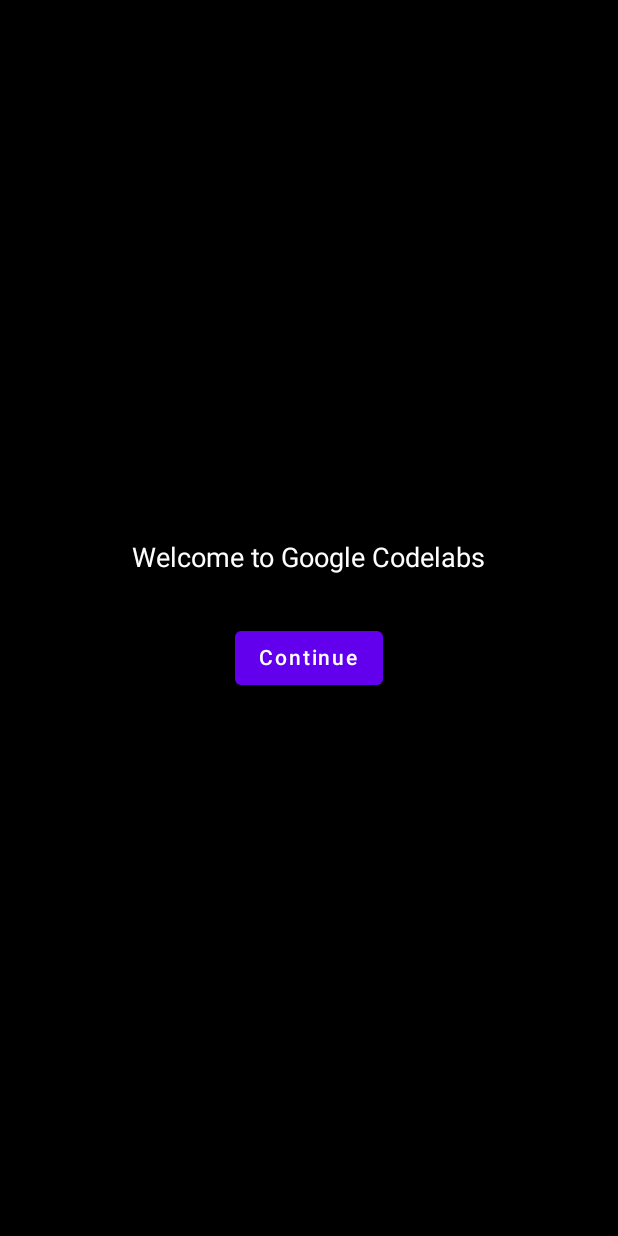
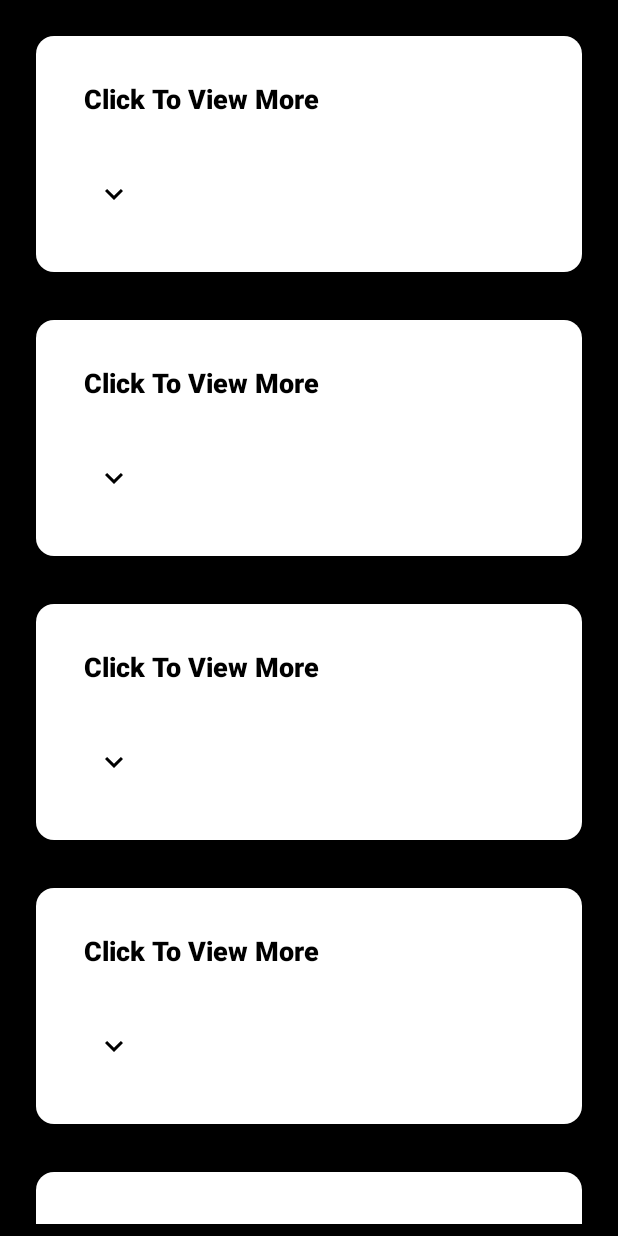
Before and after one commit to WadeQ/LearningCompose, an Android app built with Jetpack Compose: the screen it shows after launch (MainActivity before the commit, HomeActivity after it), after a tap on "Continue", on a phone screen of 412 x 824 dp. Run offline under Robolectric (Android 15) with nearby library versions, the phone set to English and light mode, and no system bars.

Commit message:
Googe codelabs animating lists

```diff
--- a/app/build.gradle
+++ b/app/build.gradle
@@ -65,4 +65,6 @@
     def lifecycle_version = "2.4.0"
     implementation "androidx.lifecycle:lifecycle-viewmodel:$lifecycle_version"
     implementation "androidx.lifecycle:lifecycle-viewmodel-ktx:$lifecycle_version"
+    implementation "androidx.compose.material:material-icons-extended:$compose_version"
+
 }
--- a/app/src/main/AndroidManifest.xml
+++ b/app/src/main/AndroidManifest.xml
@@ -13,7 +13,11 @@
         android:supportsRtl="true"
         android:theme="@style/Theme.LearningCompose"
         tools:targetApi="31">
-
+        <activity
+            android:name=".HomeActivity"
+            android:theme="@style/Theme.LearningCompose"
+            android:exported="false">
+        </activity>
         <activity
             android:name=".MainActivity"
             android:exported="true"
--- /dev/null
+++ b/app/src/main/java/com/example/learningcompose/HomeActivity.kt
@@ -0,0 +1,37 @@
+package com.example.learningcompose
+
+import androidx.appcompat.app.AppCompatActivity
+import android.os.Bundle
+import androidx.activity.ComponentActivity
+import androidx.activity.compose.setContent
+import androidx.compose.foundation.background
+import androidx.compose.foundation.layout.Box
+import androidx.compose.foundation.layout.fillMaxSize
+import androidx.compose.ui.Modifier
+import androidx.compose.ui.graphics.Color
+import androidx.compose.ui.res.painterResource
+import com.example.learningcompose.composables.ExpandableList
+import com.example.learningcompose.composables.OnBoardingScreen
+import com.example.learningcompose.composables.RandomImageCard
+
+class HomeActivity : ComponentActivity() {
+
+
+    override fun onCreate(savedInstanceState: Bundle?) {
+        super.onCreate(savedInstanceState)
+        setContent {
+            val painter = painterResource(id = R.drawable.farmer_events)
+            val description = "Arguably, this is the most beautiful black kid in the world. " +
+                    "This was according to some survey done online."
+            val title = "Beautiful people"
+            Box(
+                modifier = Modifier
+                    .fillMaxSize()
+                    .background(color = Color.Black)
+            ) {
+//                 RandomImageCard(painter, description = description)
+                ExpandableList()
+            }
+        }
+    }
+}
--- a/app/src/main/java/com/example/learningcompose/MainActivity.kt
+++ b/app/src/main/java/com/example/learningcompose/MainActivity.kt
@@ -1,5 +1,6 @@
 package com.example.learningcompose
 
+import android.content.Intent
 import android.os.Bundle
 import androidx.activity.ComponentActivity
 import androidx.activity.compose.setContent
@@ -16,11 +17,15 @@
 import androidx.compose.ui.graphics.Color
 import androidx.compose.ui.graphics.painter.Painter
 import androidx.compose.ui.layout.ContentScale
+import androidx.compose.ui.platform.LocalContext
 import androidx.compose.ui.res.painterResource
 import androidx.compose.ui.text.TextStyle
 import androidx.compose.ui.unit.dp
 import androidx.compose.ui.unit.sp
+import com.example.learningcompose.composables.DisplaySomeButton
 import com.example.learningcompose.composables.OnBoardingScreen
+import com.example.learningcompose.composables.ShowList
+import com.example.learningcompose.composables.ShowTextFields
 
 
 class MainActivity : ComponentActivity() {
@@ -39,9 +44,9 @@
                     .background(color = Color.Black)
             ) {
                // RandomImageCard(painter, description = description)
-                OnBoardingScreen {
-
-                }
+                OnBoardingScreen()
+//                ShowTextFields()
+//                ShowList()
             }
         }
     }
--- a/app/src/main/java/com/example/learningcompose/composables/Composables.kt
+++ b/app/src/main/java/com/example/learningcompose/composables/Composables.kt
@@ -1,24 +1,39 @@
 package com.example.learningcompose.composables
 
+import android.annotation.SuppressLint
 import android.content.Context
+import android.content.Intent
+import androidx.compose.animation.animateContentSize
+import androidx.compose.animation.core.Spring
+import androidx.compose.animation.core.spring
 import androidx.compose.foundation.Image
+import androidx.compose.foundation.background
 import androidx.compose.foundation.layout.*
+import androidx.compose.foundation.lazy.LazyColumn
+import androidx.compose.foundation.magnifier
 import androidx.compose.foundation.shape.RoundedCornerShape
-import androidx.compose.material.Button
-import androidx.compose.material.Card
-import androidx.compose.material.Text
-import androidx.compose.runtime.Composable
-import androidx.compose.runtime.MutableState
-import androidx.compose.runtime.mutableStateOf
-import androidx.compose.runtime.remember
+import androidx.compose.material.*
+import androidx.compose.material.icons.Icons
+import androidx.compose.material.icons.filled.ExpandLess
+import androidx.compose.material.icons.filled.ExpandMore
+import androidx.compose.runtime.*
+import androidx.compose.runtime.saveable.*
 import androidx.compose.ui.Alignment
 import androidx.compose.ui.Modifier
 import androidx.compose.ui.graphics.Color
 import androidx.compose.ui.graphics.painter.Painter
 import androidx.compose.ui.layout.ContentScale
+import androidx.compose.ui.platform.LocalContext
+import androidx.compose.ui.res.painterResource
+import androidx.compose.ui.res.stringResource
 import androidx.compose.ui.text.TextStyle
+import androidx.compose.ui.text.font.FontWeight
+import androidx.compose.ui.text.input.TextFieldValue
 import androidx.compose.ui.unit.dp
 import androidx.compose.ui.unit.sp
+import com.example.learningcompose.HomeActivity
+import com.example.learningcompose.R
+import kotlinx.coroutines.launch
 
 
 @Composable
@@ -27,8 +42,8 @@
     modifier: Modifier = Modifier,
     description: String
 ){
-    Column() {
-        var clicked: MutableState<Boolean> = remember {
+    Column {
+        var clicked by rememberSaveable {
             mutableStateOf(false)
         }
         Card(
@@ -78,23 +93,171 @@
                            .padding(16.dp)
                    )
                    {
-                       Button(onClick = { clicked.value = !clicked.value }) {
+                       Button(onClick = { clicked = !clicked }) {
                            Color.Cyan
                            Text(
-                               if (clicked.value) "You clicked ME!" else "Click ME!"
+                               if (clicked) "You clicked ME!" else "Click ME!"
                            )
                        }
                    }
                }
            }
+
     }
 
 }
 
 @Composable
-fun OnBoardingScreen(
-    onButtonClicked : () -> Unit
+fun ExpandableList() {
+    LazyColumn(Modifier.padding(8.dp)) {
+        items(500) {
+            SomeButtonAndText()
+        }
+    }
+}
+
+@Composable
+fun SomeButtonAndText(
+    modifier: Modifier = Modifier
 ){
+    var expanded by remember {
+        mutableStateOf(false)
+    }
+    Row(
+        modifier.fillMaxWidth()
+    ) {
+        Card(
+            modifier
+                .fillMaxWidth()
+                .wrapContentHeight()
+                .padding(16.dp),
+            shape = RoundedCornerShape(12.dp),
+            elevation = 16.dp
+        ) {
+            Row(
+                Modifier
+                    .fillMaxWidth()
+                    .animateContentSize(
+                        animationSpec = spring(
+                            dampingRatio = Spring.DampingRatioMediumBouncy,
+                            stiffness = Spring.StiffnessLow
+                        )
+                    )
+            ) {
+               Column(
+                   modifier = Modifier
+                       .weight(1f)
+                       .padding(16.dp)
+               ) {
+                   Box(modifier.padding(16.dp)) {
+                       Text(
+                           text = "Click To View More",
+                           style = TextStyle(
+                               Color.Black,
+                               fontSize = 18.sp,
+                               fontWeight = FontWeight.ExtraBold
+                           ))
+                       if (expanded){
+                           Text(
+                               modifier = Modifier.padding(vertical = 20.dp),
+                               text = ("The quick brown fox jumped over the lazy dog.")
+                                   .repeat(10),
+                               style = TextStyle(
+                                   Color.Black,
+                                   fontSize = 16.sp
+                               )
+                           )
+                       }
+                   }
+                   Box(
+                       modifier = modifier.padding(12.dp)
+                   ) {
+                       IconButton(onClick = { expanded = !expanded }) {
+                           Icon(
+                               imageVector = if (expanded) Icons.Filled.ExpandLess else
+                                   Icons.Filled.ExpandMore,
+                               contentDescription = if (expanded) {
+                                   stringResource(R.string.show_less)
+                               } else {
+                                   stringResource(R.string.show_more)
+                               }
+                           )
+                       }
+                   }
+               }
+            }
+        }
+    }
+}
+
+
+@Composable
+fun ShowTextFields(
+    modifier: Modifier = Modifier
+){
+    val scaffoldState = rememberScaffoldState()
+    var someText by remember { mutableStateOf("") }
+    val scope = rememberCoroutineScope()
+
+    Scaffold(
+        modifier.fillMaxSize(),
+        scaffoldState = scaffoldState
+    ) {
+        Column(
+            modifier
+                .fillMaxWidth()
+                .padding(16.dp),
+            verticalArrangement = Arrangement.Center,
+            horizontalAlignment = Alignment.CenterHorizontally
+        ) {
+            OutlinedTextField(
+                value = someText,
+                label = {
+                        Text(text = "Enter some text")
+                },
+                onValueChange = {
+                    someText = it
+                },
+                singleLine = true,
+                modifier = Modifier.fillMaxWidth()
+            )
+            Spacer(modifier = Modifier
+                .fillMaxWidth()
+                .padding(10.dp)
+            )
+            Box(modifier.fillMaxWidth()) {
+                Button(onClick = {
+                    scope.launch {
+                        scaffoldState.snackbarHostState.showSnackbar(
+                            "Typed text is ${someText}"
+                        )
+                    }
+                }) {
+                   Text(text = "Show Text")
+                }
+            }
+        }
+    }
+
+}
+
+@Composable
+fun ShowList(
+    modifier: Modifier = Modifier,
+){
+    LazyColumn(modifier.padding(8.dp)){
+        items(500){
+            RandomImageCard(
+                painter = painterResource(id = R.drawable.farmer_events),
+                description = "Arguably, this is the most beautiful black kid in the world. " +
+                        "This was according to some survey done online.")
+        }
+    }
+}
+
+@Composable
+fun OnBoardingScreen(){
+    val context = LocalContext.current
     Column(
         Modifier
             .fillMaxSize(),
@@ -121,7 +284,10 @@
                 .padding(16.dp)
                 .wrapContentWidth()
         ) {
-            Button(onClick = onButtonClicked ) {
+            Button(onClick = {
+                val intent = Intent(context, HomeActivity::class.java)
+                context.startActivity(intent)
+            } ) {
                 Color.Blue
                 Text(
                     text = "Continue"
--- a/app/src/main/res/values/strings.xml
+++ b/app/src/main/res/values/strings.xml
@@ -1,3 +1,5 @@
 <resources>
     <string name="app_name">LearningCompose</string>
+    <string name="show_less">The quick brown fox...</string>
+    <string name="show_more">The quick brown fox jumpped over the lazy dog!</string>
 </resources>
```
